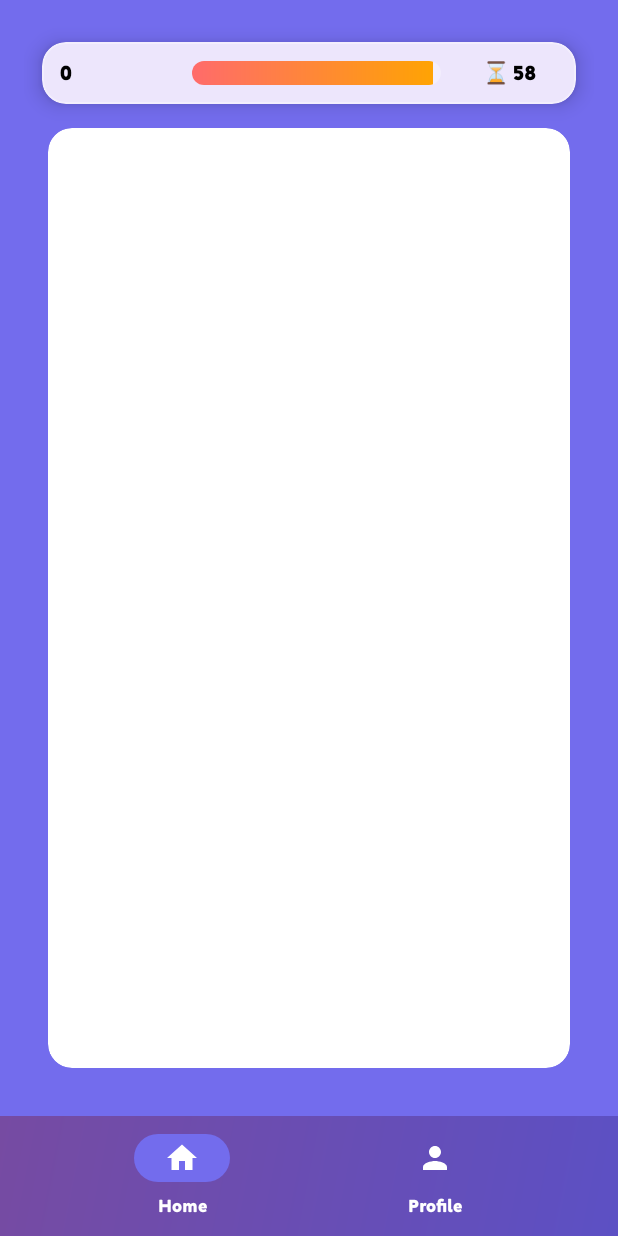
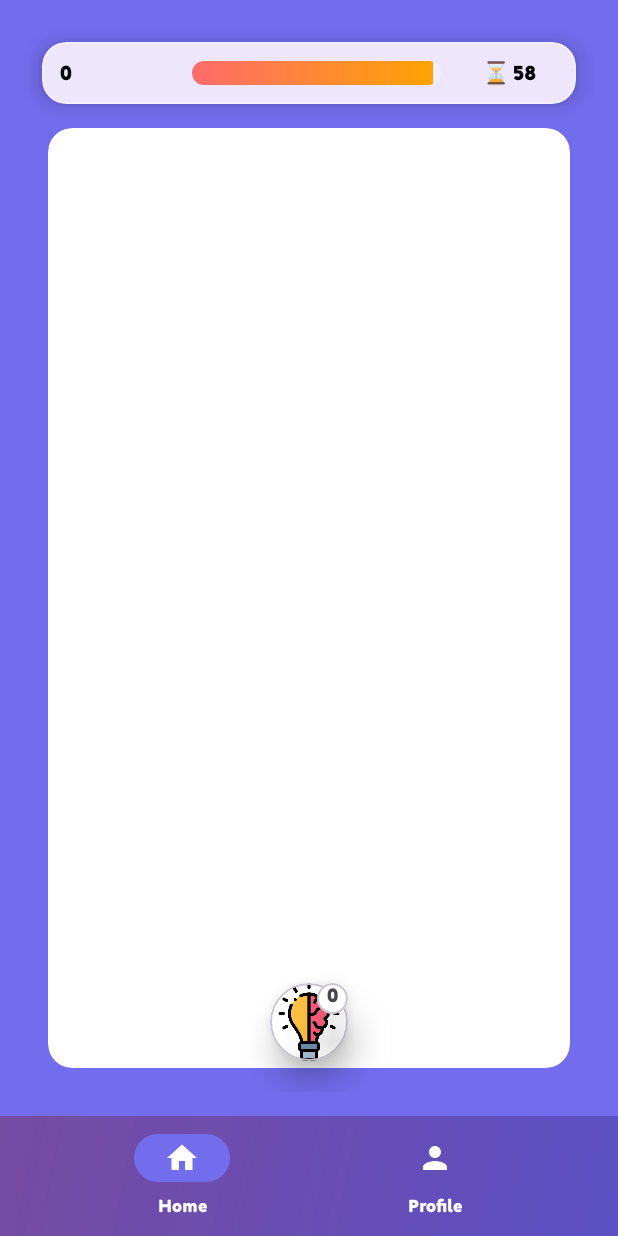
Before and after one commit to gauravo7/BrainGames, an Android app: the OddOutFragment screen opened through its navigation route, on a phone screen of 412 x 824 dp. Run offline under Robolectric (Android 15) with nearby library versions, the light colour scheme and no system bars; our stand-ins replace Firebase (no records; nobody signed in at launch, a user with empty details on screens opened directly), navigation-ui, sdp/ssp sizes; network calls fail; pictures from the network do not load.

Commit message:
Tips implementation

```diff
--- a/app/src/main/java/com/o7solutions/braingames/Adapters/LevelsAdapter.kt
+++ b/app/src/main/java/com/o7solutions/braingames/Adapters/LevelsAdapter.kt
@@ -22,8 +22,7 @@ class LevelsAdapter(
     private val listener: OnLevelClickListener
 ) : RecyclerView.Adapter<LevelsAdapter.ViewHolder>() {
 
-    private var selectedPosition: Int = RecyclerView.NO_POSITION
-
+    private var selectedPosition: Int = if (0 <= unlocked) 0 else RecyclerView.NO_POSITION
     inner class ViewHolder(var view: View) : RecyclerView.ViewHolder(view) {
         var image: ImageView = view.findViewById(R.id.level_image)
         var levelTV: TextView = view.findViewById(R.id.level_TV)
--- a/app/src/main/java/com/o7solutions/braingames/OddOut/OddOutFragment.kt
+++ b/app/src/main/java/com/o7solutions/braingames/OddOut/OddOutFragment.kt
@@ -49,9 +49,12 @@ class OddOutFragment : Fragment() {
     private var countDownTimer: CountDownTimer? = null
     private lateinit var game: GameFetchData.Data
     var level = 1
+    var answerIndex = -1
     lateinit var controller : LayoutAnimationController
     lateinit var moveUp: Animation
     lateinit var moveDown: Animation
+    var answerIndexImage = -1
+    var tips = 0
 
 
 
@@ -86,7 +89,13 @@ class OddOutFragment : Fragment() {
         startTimer()
         binding.pointsText.text = "$points"
 
+        updateTipData()
 
+        binding.tipsCard.setOnClickListener {
+            showTips()
+            AppFunctions.updateTips(requireActivity(),-1)
+            updateTipData()
+        }
 
 //        Show dialog on back click
         val callback = requireActivity().onBackPressedDispatcher.addCallback(
@@ -114,6 +123,42 @@ class OddOutFragment : Fragment() {
                 }
             }
         )
+    }
+    fun updateTipData() {
+        tips = AppFunctions.getTips(requireActivity())
+//        if(tips <1) {
+//            Toast.makeText(requireContext(), "No tips available", Toast.LENGTH_SHORT).show()
+//            return
+//        }
+        binding.tipsTV.text = tips.toString()
+    }
+
+    fun showTips() {
+
+        if (tips < 1) {
+            Toast.makeText(requireContext(), "No tips available", Toast.LENGTH_SHORT).show()
+            return
+        }
+        when(answerIndexImage) {
+            0-> {
+                Toast.makeText(requireContext(), "Hint: Rectangle", Toast.LENGTH_SHORT).show()
+            }
+            1-> {
+                Toast.makeText(requireContext(), "Hint: Circle", Toast.LENGTH_SHORT).show()
+
+            }
+            2-> {
+                Toast.makeText(requireContext(), "Hint: Star", Toast.LENGTH_SHORT).show()
+
+            }
+            3-> {
+                Toast.makeText(requireContext(), "Hint: Cone", Toast.LENGTH_SHORT).show()
+
+            }
+            4-> {
+                Toast.makeText(requireContext(), "Hint: Pentagon", Toast.LENGTH_SHORT).show()
+            }
+        }
     }
 
     companion object {
@@ -157,22 +202,19 @@ class OddOutFragment : Fragment() {
 //        val answerIndex = 1 // Assume the odd one is at index 1
 //        val itemCount = images.size
 
-        lateinit var listOfIndexes : List<Int>
-        if(level == 1) {
-            listOfIndexes = GameLib.getUniqueRandomNumbers(0, 15, 5)
-        } else if(level == 2) {
-            listOfIndexes = GameLib.getUniqueRandomNumbers(0, 15, 7)
-        } else if(level == 3) {
-            listOfIndexes = GameLib.getUniqueRandomNumbers(0, 15, 9)
-        } else if(level == 4) {
-            listOfIndexes = GameLib.getUniqueRandomNumbers(0, 15, 11)
+        val listOfIndexes: List<Int> = when (level) {
+            1 -> GameLib.getUniqueRandomNumbers(0, 15, 5)
+            2 -> GameLib.getUniqueRandomNumbers(0, 15, 7)
+            3 -> GameLib.getUniqueRandomNumbers(0, 15, 9)
+            4 -> GameLib.getUniqueRandomNumbers(0, 15, 11)
+            else -> GameLib.getUniqueRandomNumbers(0, 15, 5) // fallback
+        }
 
-        }
-        var answerIndex = GameLib.getRandomNumberFromList(listOfIndexes)
+        answerIndex = GameLib.getRandomNumberFromList(listOfIndexes)
 //        val images = listOf(
 //            R.drawable.rectangle, R.drawable.circle, R.drawable.star, R.drawable.cone
 //        )
-        var answerIndexImage = AppFunctions.returnRandom(0, 4)
+       answerIndexImage = AppFunctions.returnRandom(0, 4)
 //        Log.d("Answer Index", answerIndexImage.toString())
 
         Log.d("Level",level.toString())
--- a/app/src/main/res/layout/fragment_first.xml
+++ b/app/src/main/res/layout/fragment_first.xml
@@ -480,11 +480,11 @@
             android:layout_width="match_parent"
             android:layout_height="match_parent"
             >
+
             <ImageView
                 android:layout_width="match_parent"
                 android:layout_height="match_parent"
-                android:src="@drawable/tips"
-                />
+                android:src="@drawable/tips" />
         </LinearLayout>
 
 
@@ -494,7 +494,7 @@
         android:layout_width="@dimen/_16sdp"
         android:layout_height="@dimen/_16sdp"
         app:cardCornerRadius="@dimen/_8sdp"
-        app:cardElevation=""
+        app:cardElevation="20dp"
         app:cardBackgroundColor="@color/white"
         app:layout_constraintTop_toTopOf="@id/tipsCard"
         app:layout_constraintEnd_toEndOf="@id/tipsCard"
--- a/app/src/main/res/layout/fragment_odd_out.xml
+++ b/app/src/main/res/layout/fragment_odd_out.xml
@@ -325,4 +325,54 @@
         app:layout_constraintTop_toTopOf="parent"
         tools:text="+20" />
 
+    <com.google.android.material.card.MaterialCardView
+        android:id="@+id/tipsCard"
+        android:layout_width="@dimen/_40sdp"
+        android:layout_height="@dimen/_40sdp"
+        app:cardCornerRadius="@dimen/_20sdp"
+        app:cardElevation="12dp"
+        android:layout_marginBottom="@dimen/_16sdp"
+        app:layout_constraintEnd_toEndOf="parent"
+        app:layout_constraintStart_toStartOf="parent"
+        app:cardBackgroundColor="@android:color/white"
+        app:layout_constraintBottom_toBottomOf="parent">
+
+        <LinearLayout
+            android:layout_width="match_parent"
+            android:layout_height="match_parent"
+            >
+
+            <ImageView
+                android:layout_width="match_parent"
+                android:layout_height="match_parent"
+                android:src="@drawable/tips" />
+        </LinearLayout>
+
+
+    </com.google.android.material.card.MaterialCardView>
+
+    <com.google.android.material.card.MaterialCardView
+        android:layout_width="@dimen/_16sdp"
+        android:layout_height="@dimen/_16sdp"
+        app:cardCornerRadius="@dimen/_8sdp"
+        app:cardElevation="20dp"
+        app:cardBackgroundColor="@color/white"
+        app:layout_constraintTop_toTopOf="@id/tipsCard"
+        app:layout_constraintEnd_toEndOf="@id/tipsCard"
+        >
+
+
+        <TextView
+            android:id="@+id/tipsTV"
+            android:layout_width="match_parent"
+            android:layout_height="match_parent"
+            android:text="100"
+            android:textSize="@dimen/_10ssp"
+            android:textAlignment="center"
+            android:fontFamily="@font/neut"
+
+            />
+    </com.google.android.material.card.MaterialCardView>
+
+
 </androidx.constraintlayout.widget.ConstraintLayout>
```
Also changed, not shown: app/src/main/AndroidManifest.xml (+7 -6 lines), app/src/main/java/com/o7solutions/braingames/FindTheWord/GameFragment.kt (+4 -3 lines), app/src/main/java/com/o7solutions/braingames/ForgotPasswordActivity.kt (added, +85 -0 lines), app/src/main/java/com/o7solutions/braingames/GuessNumber/GuessNumberFragment.kt (+9 -4 lines), app/src/main/java/com/o7solutions/braingames/Numbers/LevelFour.kt (+19 -4 lines), app/src/main/java/com/o7solutions/braingames/Numbers/LevelThree.kt (+19 -3 lines), app/src/main/res/layout/activity_forgot_password.xml (added, +79 -0 lines), app/src/main/res/layout/activity_login.xml (+12 -12 lines), app/src/main/res/layout/game_item_layout.xml (added, +107 -0 lines), app/src/main/res/layout/otp_dialog.xml (added, +36 -0 lines).
